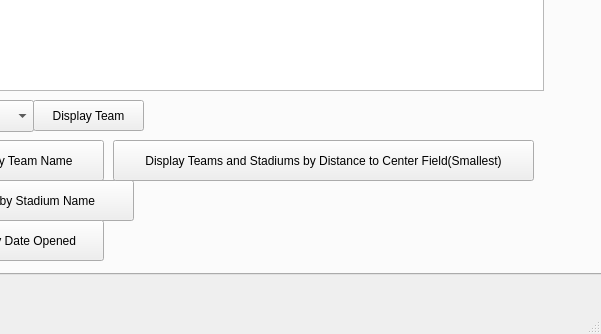
Before: the Qt Designer form Baseball/DataBase.ui in Ykhan799/CS-1D-Project-2-Baseball, drawn with Qt 5; both pictures show x 199 to 800 and y 266 to 600 of the 800 by 600 pixel window.
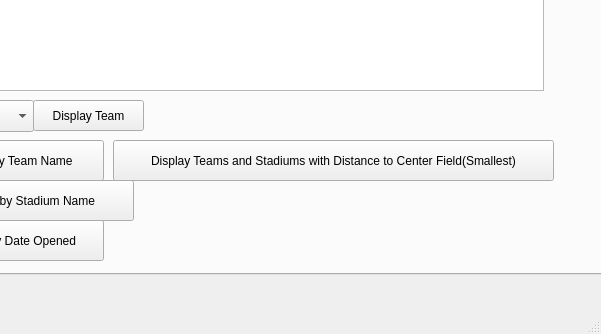
After: the same form once the commit is applied.

Commit message: Only displays stadium with smallest distance

The edit to the form file:
```diff
--- a/Baseball/DataBase.ui
+++ b/Baseball/DataBase.ui
@@ -104,12 +104,12 @@
        <rect>
         <x>380</x>
         <y>370</y>
-        <width>421</width>
+        <width>441</width>
         <height>41</height>
        </rect>
       </property>
       <property name="text">
-       <string>Display Teams and Stadiums by Distance to Center Field(Smallest)</string>
+       <string>Display Teams and Stadiums with Distance to Center Field(Smallest)</string>
       </property>
      </widget>
     </widget>
```
The commit also changes 4 other files.
